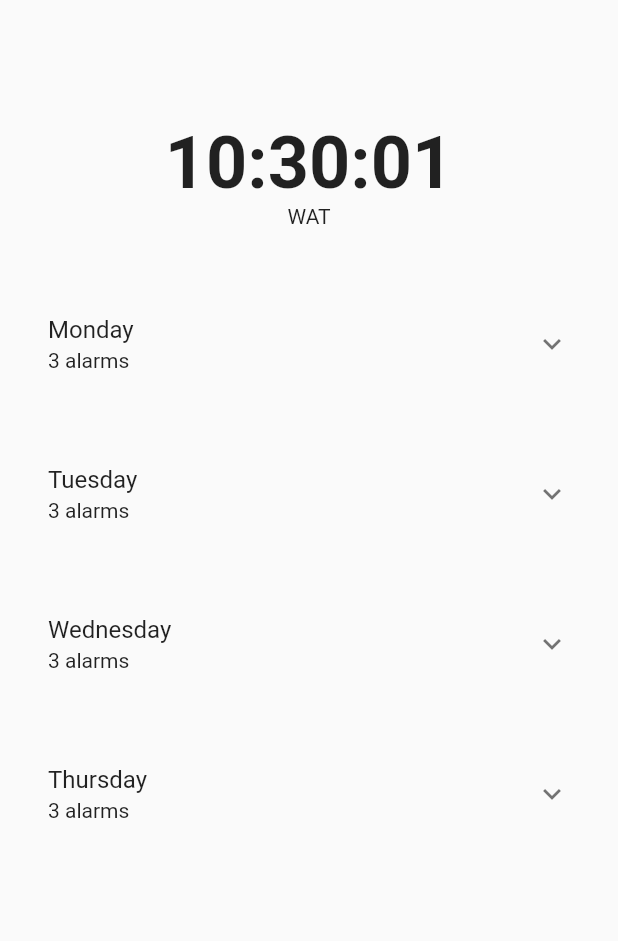
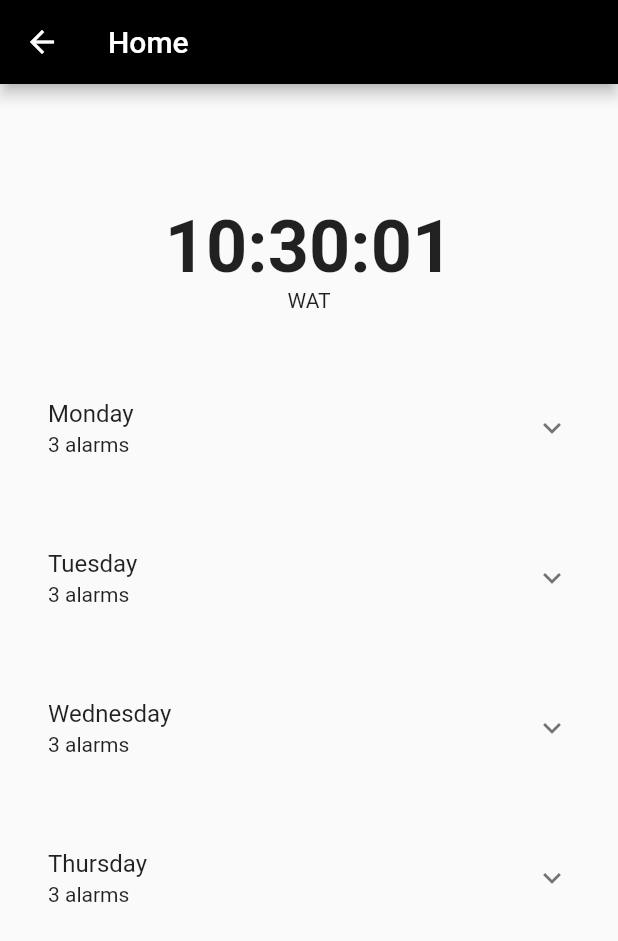
Before and after one commit to Drounz/twoam, a Flutter app: the HomePage screen opened directly, on a phone screen of 412 x 824 dp. Shown: the top 941 px of the screen. Run offline on Flutter 3.47's test engine with Material 2 defaults, Android fonts, the phone set to English and light mode, and no system bars.

Commit message:
added app bar to my home page

```diff
--- a/lib/home.dart
+++ b/lib/home.dart
@@ -56,6 +56,10 @@ class _HomePageState extends State<HomePage> {
   @override
   Widget build(BuildContext context) {
     return Scaffold(
+      appBar: AppBar(
+        backgroundColor: Colors.black,
+        title: Text("Home"),
+      ),
       body: Padding(
         padding: EdgeInsets.only(left: 16, right: 16, bottom: 16, top: 80),
         child: SingleChildScrollView(
```
